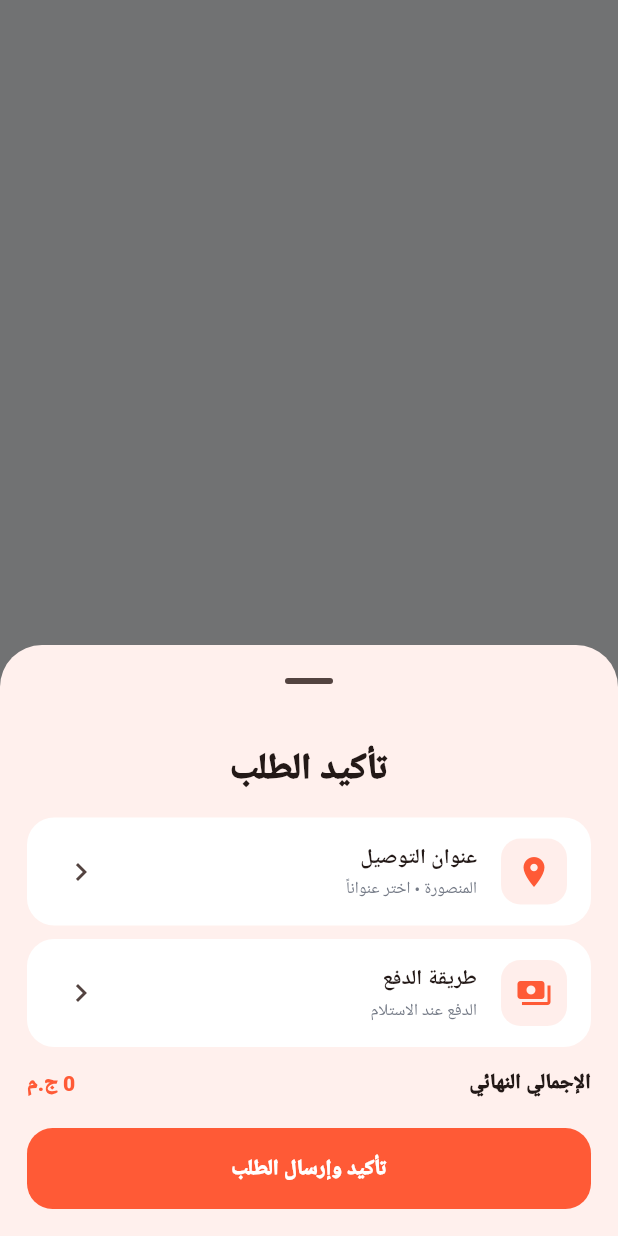
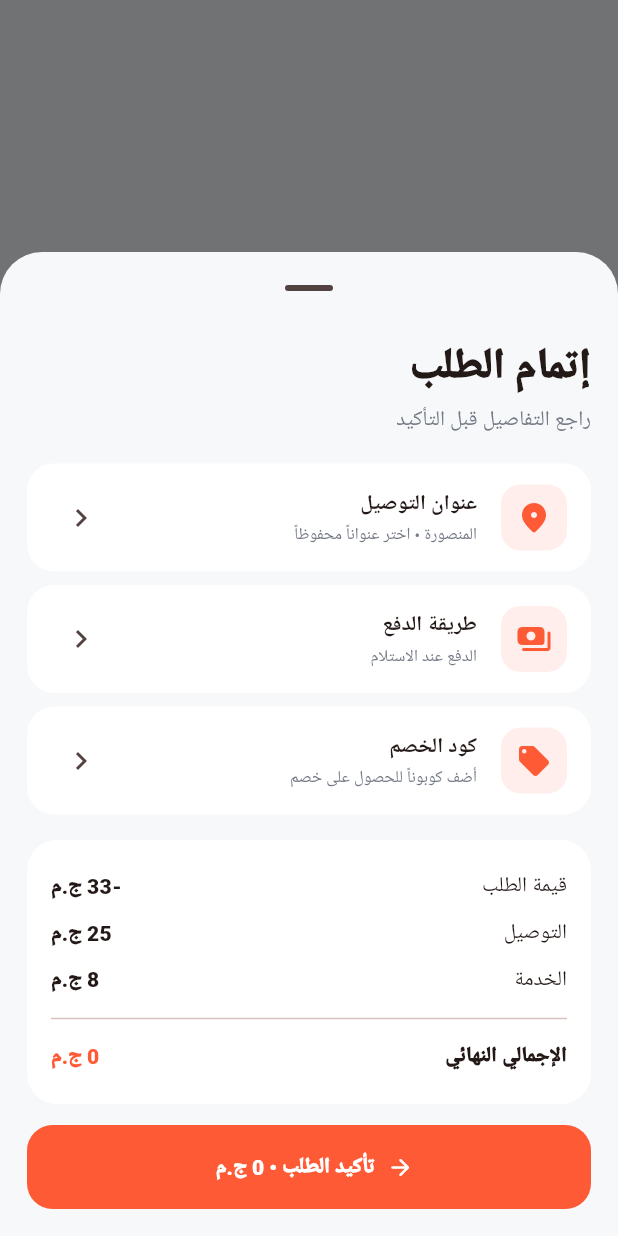
Before and after one commit to f3res2024-arch/flutter-apk, a Flutter app: what checkout() shows on an empty page, opened directly with empty values, on a phone screen of 412 x 824 dp. Run offline on Flutter 3.47's test engine with Material 3 defaults, Android fonts, the phone set to English and light mode, and no system bars; our stand-ins replace flutter_map, latlong2, supabase_flutter; accounts and stored records are empty; network calls fail; Roboto replaces fonts that are missing (sans).

Commit message:
ui: premium home offers orders and checkout experience (#3)

```diff
--- a/lib/main.dart
+++ b/lib/main.dart
@@ -1043,6 +1043,17 @@ class Home extends StatelessWidget {
     ),
     const SizedBox(height:23),title('اختار مزاجك','عرض الكل'),const SizedBox(height:11),
     SizedBox(height:92,child:ListView(scrollDirection:Axis.horizontal,children:const[Cat('🍔','برجر'),Cat('🍗','فراخ'),Cat('🍕','بيتزا'),Cat('🍰','حلويات'),Cat('🥤','مشروبات'),Cat('🥗','صحي')])),
+    const SizedBox(height:20),
+    const Text('عروض معمولة ليك',style:TextStyle(fontSize:20,fontWeight:FontWeight.w900)),
+    const SizedBox(height:11),
+    SizedBox(height:122,child:ListView(
+      scrollDirection:Axis.horizontal,
+      children:[
+        _PromoCard(icon:Icons.local_offer_rounded,title:'خصم 20%',sub:'على أول طلب اليوم',code:'NOVA20'),
+        _PromoCard(icon:Icons.delivery_dining_rounded,title:'توصيل مجاني',sub:'على مطاعم مختارة',code:'FREEDEL'),
+        _PromoCard(icon:Icons.workspace_premium_rounded,title:'نوفا بلس',sub:'مزايا أكثر كل يوم',code:'NOVA+'),
+      ],
+    )),
     const SizedBox(height:22),title('مطاعم حقيقية حولك','الخريطة'),const SizedBox(height:12),
     ...data.map((r)=>Padding(padding:const EdgeInsets.only(bottom:14),child:CardR(r:r,onTap:()=>onOpen(r)))),
     const SizedBox(height:4),const Text('المصادر: المنيوز و EGMenus • تحقق من البيانات: سبتمبر 2026',style:TextStyle(color:muted,fontSize:10)),
@@ -1056,6 +1067,27 @@ class Cat extends StatelessWidget {
   @override Widget build(BuildContext c)=>Container(width:82,margin:const EdgeInsets.only(left:10),decoration:BoxDecoration(color:Theme.of(c).colorScheme.surface,borderRadius:BorderRadius.circular(20)),child:Column(mainAxisAlignment:MainAxisAlignment.center,children:[Text(e,style:const TextStyle(fontSize:30)),const SizedBox(height:5),Text(n,style:const TextStyle(fontWeight:FontWeight.w700,fontSize:12))]));
 }
 
+class _PromoCard extends StatelessWidget{
+  final IconData icon; final String title,sub,code;
+  const _PromoCard({required this.icon,required this.title,required this.sub,required this.code});
+  @override Widget build(BuildContext c)=>Container(
+    width:235,margin:const EdgeInsets.only(left:10),padding:const EdgeInsets.all(16),
+    decoration:BoxDecoration(
+      gradient:const LinearGradient(colors:[ink,Color(0xFF292E39)]),
+      borderRadius:BorderRadius.circular(22),
+      boxShadow:const[BoxShadow(color:Color(0x18000000),blurRadius:18,offset:Offset(0,7))],
+    ),
+    child:Row(children:[
+      Container(width:46,height:46,decoration:BoxDecoration(color:orange.withValues(alpha:.16),shape:BoxShape.circle),child:Icon(icon,color:orange)),
+      const SizedBox(width:11),
+      Expanded(child:Column(crossAxisAlignment:CrossAxisAlignment.start,mainAxisAlignment:MainAxisAlignment.center,children:[
+        Text(title,style:const TextStyle(color:Colors.white,fontWeight:FontWeight.w900,fontSize:16)),
+        const SizedBox(height:3),Text(sub,style:const TextStyle(color:Colors.white60,fontSize:10)),
+        const SizedBox(height:7),Text(code,style:const TextStyle(color:orange,fontSize:9,fontWeight:FontWeight.w900,letterSpacing:1)),
+      ])),
+    ]),
+  );
+}
 class CardR extends StatelessWidget {
   final R r; final VoidCallback onTap; const CardR({super.key,required this.r,required this.onTap});
   @override Widget build(BuildContext c)=>InkWell(onTap:onTap,borderRadius:BorderRadius.circular(24),child:Container(decoration:BoxDecoration(color:Theme.of(c).colorScheme.surface,borderRadius:BorderRadius.circular(24),boxShadow:const[BoxShadow(color:Color(0x0C000000),blurRadius:18,offset:Offset(0,7))]),child:Column(children:[
@@ -1170,7 +1202,44 @@ class OTile extends StatelessWidget {
     );
   }
 }
-class OrdersPage extends StatelessWidget{const OrdersPage({super.key});@override Widget build(BuildContext c)=>ListView(padding:const EdgeInsets.all(18),children:[const Text('طلباتي',style:TextStyle(fontSize:28,fontWeight:FontWeight.w900)),const SizedBox(height:18),const OTile('NV-2841','دجاج كنتاكي','السائق في الطريق إليك',true),const OTile('NV-2819','بازوكا','تم التسليم • أمس',false),const OTile('NV-2772','تيكتس','تم التسليم • 18 سبتمبر',false)]);}
+class OrdersPage extends StatelessWidget{
+  const OrdersPage({super.key});
+  @override Widget build(BuildContext c)=>ListView(
+    padding:const EdgeInsets.fromLTRB(18,18,18,110),
+    children:[
+      const Text('طلباتي',style:TextStyle(fontSize:30,fontWeight:FontWeight.w900)),
+      const SizedBox(height:5),
+      const Text('كل طلباتك في مكان واحد',style:TextStyle(color:muted)),
+      const SizedBox(height:18),
+      Container(
+        padding:const EdgeInsets.all(5),
+        decoration:BoxDecoration(color:Theme.of(c).colorScheme.surface,borderRadius:BorderRadius.circular(17)),
+        child:const Row(children:[
+          Expanded(child:Center(child:Padding(padding:EdgeInsets.all(10),child:Text('الحالية',style:TextStyle(color:orange,fontWeight:FontWeight.w900))))),
+          Expanded(child:Center(child:Padding(padding:EdgeInsets.all(10),child:Text('السابقة',style:TextStyle(color:muted,fontWeight:FontWeight.w700))))),
+        ]),
+      ),
+      const SizedBox(height:15),
+      Container(
+        padding:const EdgeInsets.all(16),
+        decoration:BoxDecoration(color:ink,borderRadius:BorderRadius.circular(24)),
+        child:const Row(children:[
+          CircleAvatar(radius:26,backgroundColor:Color(0x22FF5A36),child:Icon(Icons.delivery_dining_rounded,color:orange)),
+          SizedBox(width:12),
+          Expanded(child:Column(crossAxisAlignment:CrossAxisAlignment.start,children:[
+            Text('دجاج كنتاكي',style:TextStyle(color:Colors.white,fontWeight:FontWeight.w900,fontSize:16)),
+            SizedBox(height:4),Text('NV-2841 • السائق في الطريق',style:TextStyle(color:Colors.white60,fontSize:10)),
+          ])),
+          Text('312 ج.م',style:TextStyle(color:Colors.white,fontWeight:FontWeight.w900)),
+        ]),
+      ),
+      const SizedBox(height:12),
+      const OTile('NV-2841','دجاج كنتاكي','السائق في الطريق إليك',true),
+      const OTile('NV-2819','بازوكا','تم التسليم • أمس',false),
+      const OTile('NV-2772','تيكتس','تم التسليم • 18 سبتمبر',false),
+    ],
+  );
+}
 class CartPage extends StatelessWidget {
   final List<Line> cart;
   final double total;
@@ -1333,29 +1402,43 @@ void showNotifications(BuildContext c) {
 
 void checkout(BuildContext c, double total) {
   showModalBottomSheet(
-    context: c,
-    showDragHandle: true,
-    builder: (_) => Directionality(
-      textDirection: TextDirection.rtl,
-      child: Padding(
-        padding: const EdgeInsets.all(18),
-        child: Column(mainAxisSize: MainAxisSize.min, children: [
-          const Text('تأكيد الطلب', style: TextStyle(fontSize: 24, fontWeight: FontWeight.w900)),
-          const SizedBox(height: 14),
-          st(c, Icons.location_on, 'عنوان التوصيل', 'المنصورة • اختر عنواناً', () {}),
-          st(c, Icons.payments, 'طريقة الدفع', 'الدفع عند الاستلام', () {}),
-          line('الإجمالي النهائي', total, bold: true),
-          const SizedBox(height: 14),
-          FilledButton(
-            onPressed: () {
+    context:c,isScrollControlled:true,showDragHandle:true,
+    backgroundColor:Theme.of(c).scaffoldBackgroundColor,
+    builder:(_)=>Directionality(
+      textDirection:TextDirection.rtl,
+      child:SafeArea(child:Padding(
+        padding:const EdgeInsets.fromLTRB(18,8,18,18),
+        child:Column(mainAxisSize:MainAxisSize.min,crossAxisAlignment:CrossAxisAlignment.start,children:[
+          const Text('إتمام الطلب',style:TextStyle(fontSize:28,fontWeight:FontWeight.w900)),
+          const SizedBox(height:5),const Text('راجع التفاصيل قبل التأكيد',style:TextStyle(color:muted)),
+          const SizedBox(height:18),
+          st(c,Icons.location_on_rounded,'عنوان التوصيل','المنصورة • اختر عنواناً محفوظاً',(){}),
+          st(c,Icons.payments_rounded,'طريقة الدفع','الدفع عند الاستلام',(){}),
+          st(c,Icons.local_offer_rounded,'كود الخصم','أضف كوبوناً للحصول على خصم',(){}),
+          const SizedBox(height:8),
+          Container(
+            padding:const EdgeInsets.all(16),
+            decoration:BoxDecoration(color:Theme.of(c).colorScheme.surface,borderRadius:BorderRadius.circular(20)),
+            child:Column(children:[
+              line('قيمة الطلب',total-33),
+              line('التوصيل',25),
+              line('الخدمة',8),
+              const Divider(height:20),
+              line('الإجمالي النهائي',total,bold:true),
+            ]),
+          ),
+          const SizedBox(height:14),
+          FilledButton.icon(
+            onPressed:(){
               Navigator.pop(c);
-              ScaffoldMessenger.of(c).showSnackBar(const SnackBar(content: Text('تم إرسال الطلب بنجاح 🎉')));
+              snack(c,'تم استلام طلبك وتجهيزه للتنفيذ 🎉');
             },
-            style: FilledButton.styleFrom(backgroundColor: orange, minimumSize: const Size.fromHeight(54)),
-            child: const Text('تأكيد وإرسال الطلب'),
+            icon:const Icon(Icons.arrow_back_rounded),
+            style:FilledButton.styleFrom(minimumSize:const Size.fromHeight(56),backgroundColor:orange),
+            label:Text('تأكيد الطلب • '+total.toStringAsFixed(0)+' ج.م'),
           ),
         ]),
-      ),
+      )),
     ),
   );
 }
```
